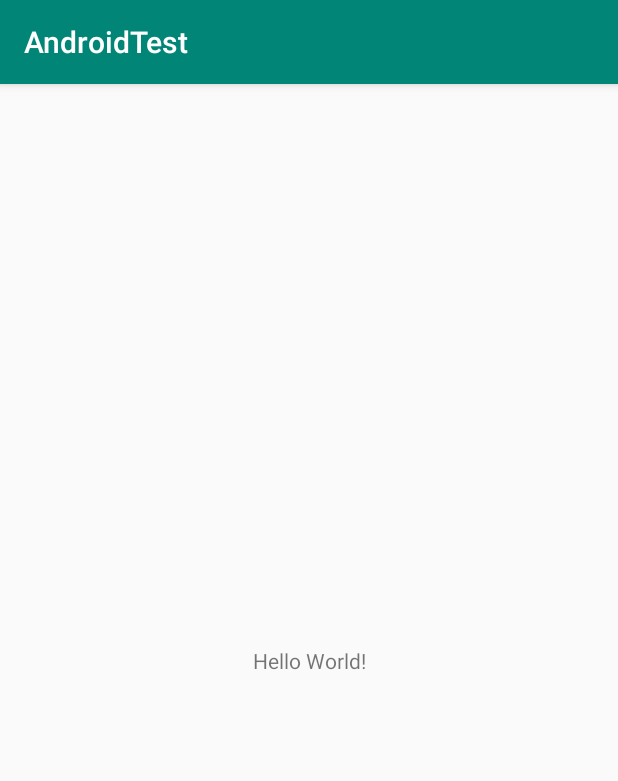
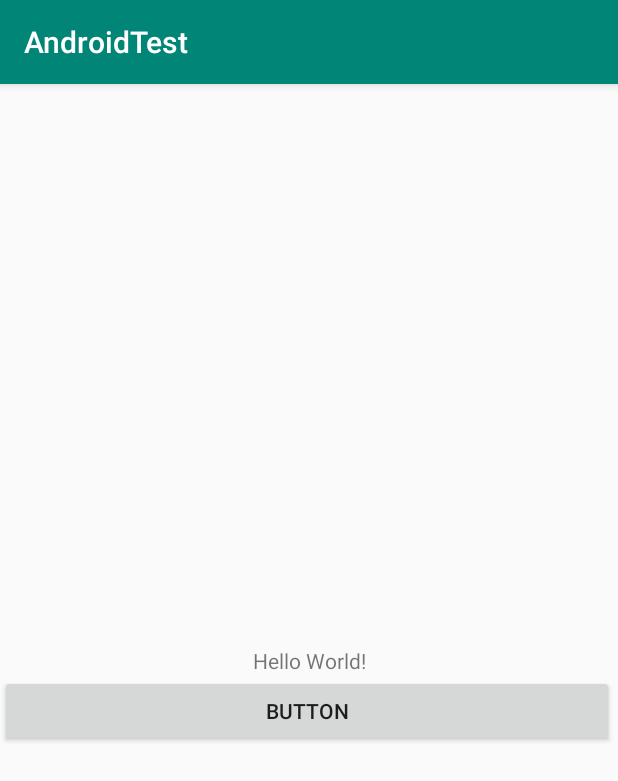
Before and after one commit to Rasen995/AndroidTest, an Android app: the screen it shows after launch (MainActivity), on a phone screen of 412 x 824 dp. Shown: the top 781 px of the screen. Run offline under Robolectric (Android 15) with nearby library versions, the phone set to English and light mode, and no system bars.

Commit message:
Added a button

```diff
--- a/app/src/main/res/layout/activity_main.xml
+++ b/app/src/main/res/layout/activity_main.xml
@@ -7,6 +7,7 @@
     tools:context=".MainActivity">
 
     <TextView
+        android:id="@+id/textView"
         android:layout_width="wrap_content"
         android:layout_height="wrap_content"
         android:text="Hello World!"
@@ -15,4 +16,12 @@
         app:layout_constraintRight_toRightOf="parent"
         app:layout_constraintTop_toTopOf="parent" />
 
+    <Button
+        android:id="@+id/button"
+        android:layout_width="409dp"
+        android:layout_height="wrap_content"
+        android:text="Button"
+        app:layout_constraintTop_toBottomOf="@+id/textView"
+        tools:layout_editor_absoluteX="1dp" />
+
 </androidx.constraintlayout.widget.ConstraintLayout>
```
